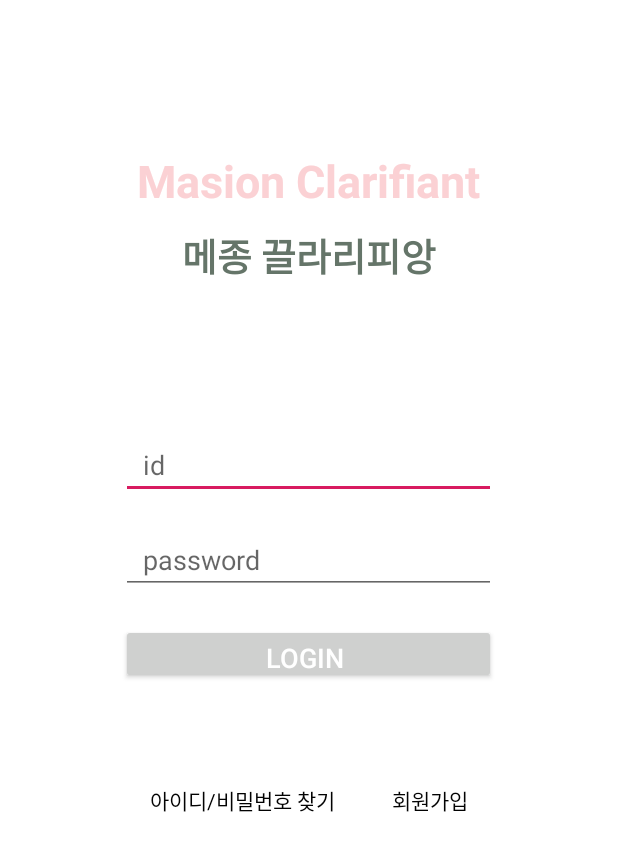
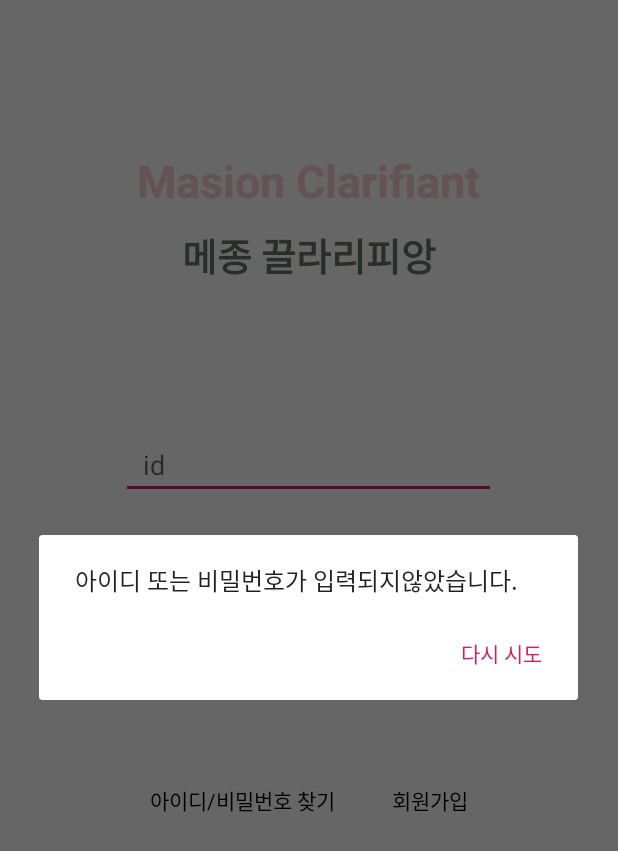
Before and after one commit to joohye85/Masionclarifiant, an Android app: the screen it shows after launch (LoginActivity), after a tap on "LOGIN", on a phone screen of 412 x 824 dp. Shown: the top 851 px of the screen. Run offline under Robolectric (Android 15) with nearby library versions, the light colour scheme and no system bars; our stand-ins replace Volley.

Commit message:
Login/Logout 오류 수정 및 구현(세션 초기화) + 직접배합 버튼 구현  + select 프래그먼트 데이터 전송 테스트(null 전송됨)

```diff
--- a/app/src/main/java/com/example/masionclarifiant/LoginActivity.java
+++ b/app/src/main/java/com/example/masionclarifiant/LoginActivity.java
@@ -38,6 +38,13 @@
                 final String userID = id_textView.getText().toString();
                 final String userPW = password_textView.getText().toString();
 
+                if(userID.isEmpty() || userPW.isEmpty()){
+                    AlertDialog.Builder builder = new AlertDialog.Builder(LoginActivity.this);
+                    builder.setMessage("아이디 또는 비밀번호가 입력되지않았습니다.")
+                            .setNegativeButton("다시 시도", null)
+                            .create()
+                            .show();return;
+                }
                 Response.Listener<String> res = new Response.Listener<String>() {
                     @Override
                     public void onResponse(String response) {
--- a/app/src/main/java/com/example/masionclarifiant/SelectActivity.java
+++ b/app/src/main/java/com/example/masionclarifiant/SelectActivity.java
@@ -39,11 +39,6 @@
         viewPager.addOnPageChangeListener(new TabLayout.TabLayoutOnPageChangeListener(tabs));
 
         //String skinType = rb.getText().toString();
-        String skinType = "hi";
-        Bundle bundle = new Bundle();
-        SelectFrag2 fragment1 = new SelectFrag2();
-        bundle.putString("skinType", skinType);
-        fragment1.setArguments(bundle);
 
         TextView choice = (TextView) findViewById(R.id.choice);
         choice.setOnClickListener(new View.OnClickListener() {
--- a/app/src/main/java/com/example/masionclarifiant/SelectFrag1.java
+++ b/app/src/main/java/com/example/masionclarifiant/SelectFrag1.java
@@ -14,13 +14,17 @@
 
     public static SelectFrag1 newInstance(){
         SelectFrag1 fragment1 = new SelectFrag1();
-
         return fragment1;
     }
 
     @Override
     public void onCreate(@Nullable Bundle savedInstanceState) {
         super.onCreate(savedInstanceState);
+        String skinType = "hi";
+        Bundle bundle = new Bundle();
+        SelectFrag2 fragment2 = new SelectFrag2();
+        bundle.putString("skinType", skinType);
+        fragment2.setArguments(bundle);
 
     }
 
```
Also changed, not shown: app/src/main/java/com/example/masionclarifiant/SelectFrag2.java (+7 -2 lines), app/src/main/java/com/example/masionclarifiant/SelectResultActivity.java (+51 -0 lines).
